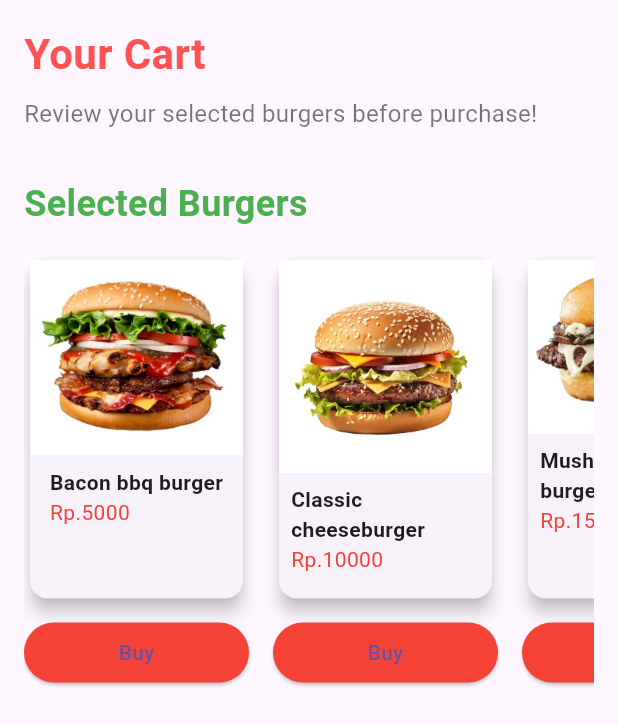
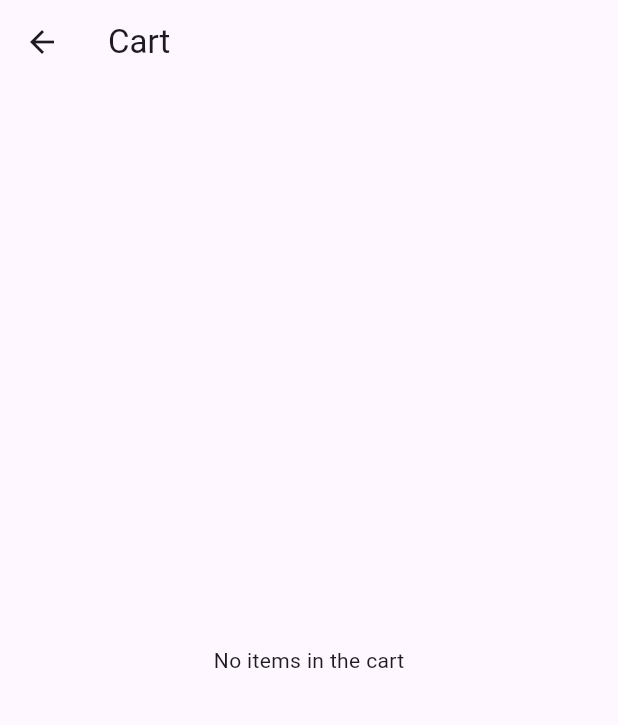
Before and after one commit to Choiranam/getx_apps, a Flutter app: the Cart screen opened directly, on a phone screen of 412 x 824 dp. Shown: the top 725 px of the screen. Run offline on Flutter 3.47's test engine with Material 3 defaults, Android fonts, the phone set to English and light mode, and no system bars; our stand-ins replace get, shared_preferences, sqflite; accounts and stored records are empty.

Commit message:
database helper

```diff
--- /dev/null
+++ b/lib/database_helper.dart
@@ -0,0 +1,49 @@
+import 'package:sqflite/sqflite.dart';
+import 'package:path/path.dart';
+
+class DatabaseHelper {
+  static final DatabaseHelper _instance = DatabaseHelper._internal();
+  factory DatabaseHelper() => _instance;
+
+  DatabaseHelper._internal();
+
+  static Database? _database;
+
+  Future<Database?> get database async {
+    if (_database != null) return _database;
+    _database = await _initDatabase();
+    return _database;
+  }
+
+  Future<Database> _initDatabase() async {
+    String path = join(await getDatabasesPath(), 'cart_items.db');
+    return openDatabase(
+      path,
+      onCreate: (db, version) async {
+        await db.execute('''
+          CREATE TABLE cart(
+            id INTEGER PRIMARY KEY AUTOINCREMENT,
+            title TEXT,
+            price REAL
+          )
+        ''');
+      },
+      version: 1,
+    );
+  }
+
+  Future<void> insertItem(Map<String, dynamic> item) async {
+    final db = await database;
+    await db!.insert('cart', item);
+  }
+
+  Future<List<Map<String, dynamic>>> getCartItems() async {
+    final db = await database;
+    return await db!.query('cart');
+  }
+
+  Future<void> deleteItem(int id) async {
+    final db = await database;
+    await db!.delete('cart', where: 'id = ?', whereArgs: [id]);
+  }
+}
--- a/lib/main.dart
+++ b/lib/main.dart
@@ -5,6 +5,7 @@ import 'package:getx_apps/pages/login_page.dart';
 import 'package:getx_apps/pages/home_page.dart';
 import 'package:getx_apps/controller/login_controller.dart';
 import 'package:getx_apps/controller/bottom_nav_controller.dart';
+import 'package:getx_apps/controller/cart_controller.dart';
 
 void main() async {
   WidgetsFlutterBinding.ensureInitialized();
@@ -15,6 +16,7 @@ void main() async {
 
   Get.put(LoginController());
   Get.put(BottomNavController());
+  Get.put(CartController()); // Tambahkan CartController
 
   runApp(MyApp(isLoggedIn: isLoggedIn));
 }
--- a/lib/pages/menus/cart.dart
+++ b/lib/pages/menus/cart.dart
@@ -1,99 +1,89 @@
 import 'package:flutter/material.dart';
-import 'package:getx_apps/components/reusable_card.dart';
+import 'package:get/get.dart';
+import 'package:getx_apps/database_helper.dart';
 
-extension StringCapitalization on String {
-  String capitalize() {
-    if (this.isEmpty) return this;
-    return '${this[0].toUpperCase()}${this.substring(1)}';
-  }
+class Cart extends StatefulWidget {
+  @override
+  _CartState createState() => _CartState();
 }
 
-class Cart extends StatelessWidget {
+class _CartState extends State<Cart> {
+  List<Map<String, dynamic>> cartItems = [];
+
+  @override
+  void initState() {
+    super.initState();
+    _loadCartItems();
+  }
+
+  Future<void> _loadCartItems() async {
+    DatabaseHelper dbHelper = DatabaseHelper();
+    cartItems = await dbHelper.getCartItems();
+    setState(() {});
+  }
+
+  Future<void> _deleteItem(int id) async {
+    DatabaseHelper dbHelper = DatabaseHelper();
+    await dbHelper.deleteItem(id);
+    _loadCartItems(); // Refresh the cart items
+  }
+
+  void _showDeleteDialog(int id, String title) {
+    Get.defaultDialog(
+      title: "Confirmation",
+      middleText: "Are you sure you want to delete $title?",
+      textConfirm: "OK",
+      textCancel: "Cancel",
+      onConfirm: () {
+        _deleteItem(id); // Delete the item and refresh the cart
+        Get.back(); // Close the dialog
+      },
+      onCancel: () {
+        Get.back(); // Just close the dialog without doing anything
+      },
+    );
+  }
+
   @override
   Widget build(BuildContext context) {
-    return Padding(
-      padding: const EdgeInsets.all(16.0),
-      child: SingleChildScrollView(
-        child: Column(
-          crossAxisAlignment: CrossAxisAlignment.start,
-          children: [
-            Text(
-              'Your Cart',
-              style: TextStyle(
-                fontSize: 28,
-                fontWeight: FontWeight.bold,
-                color: Colors.redAccent,
-              ),
+    return Scaffold(
+      appBar: AppBar(
+        title: Text("Cart"),
+      ),
+      body: cartItems.isEmpty
+          ? Center(child: Text("No items in the cart"))
+          : ListView.builder(
+              itemCount: cartItems.length,
+              itemBuilder: (context, index) {
+                final item = cartItems[index];
+                return Card(
+                  margin: EdgeInsets.all(10),
+                  elevation: 5,
+                  child: ListTile(
+                    contentPadding: EdgeInsets.all(10),
+                    leading: Container(
+                      width: 50,
+                      height: 50,
+                      decoration: BoxDecoration(
+                        borderRadius: BorderRadius.circular(8),
+                        image: DecorationImage(
+                          image: AssetImage('assets/images/${item['title'].toLowerCase().replaceAll(" ", "_")}.jpeg'), // Ganti dengan nama file gambar yang sesuai
+                          fit: BoxFit.cover,
+                        ),
+                      ),
+                    ),
+                    title: Text(item['title'], style: TextStyle(fontWeight: FontWeight.bold)),
+                    subtitle: Text('\$${item['price']}', style: TextStyle(color: Colors.grey[600])),
+                    trailing: IconButton(
+                      icon: Icon(Icons.delete, color: Colors.red),
+                      onPressed: () {
+                        _showDeleteDialog(item['id'], item['title']);
+                      },
+                    ),
+                  ),
+                );
+              },
             ),
-            SizedBox(height: 8),
-            Text(
-              'Review your selected burgers before purchase!',
-              style: TextStyle(fontSize: 16, color: Colors.black54),
-            ),
-            SizedBox(height: 32),
-
-            // Bagian untuk menampilkan kartu burger
-            Text(
-              'Selected Burgers',
-              style: TextStyle(
-                fontSize: 24,
-                fontWeight: FontWeight.bold,
-                color: Colors.green,
-              ),
-            ),
-            SizedBox(height: 16),
-            Container(
-              height: 290,
-              child: SingleChildScrollView(
-                scrollDirection: Axis.horizontal,
-                child: Row(
-                  children: List.generate(8, (index) {
-                    List<String> burgerNames = [
-                      'bacon_bbq_burger',
-                      'classic_cheeseburger',
-                      'mushroom_swiss_burger',
-                      'jalapeno_burger',
-                      'veggie_burger',
-                      'double_decker_burger',
-                      'fish_burger',
-                      'breakfast_burger'
-                    ];
-
-                    return Container(
-                      width: 150, // Lebar kartu
-                      margin: EdgeInsets.only(right: 16), // Jarak antar kartu
-                      child: Column(
-                        children: [
-                          Expanded(
-                            child: ReusableCard(
-                              imageAsset:
-                                  'assets/images/${burgerNames[index]}.jpeg',
-                              title: burgerNames[index]
-                                  .replaceAll('_', ' ')
-                                  .capitalize(),
-                              price: 'Rp.${(index + 1) * 5000}',
-                            ),
-                          ),
-                          SizedBox(height: 8),
-                          ElevatedButton(
-                            onPressed: () {
-                            },
-                            child: Text('Buy'),
-                            style: ElevatedButton.styleFrom(
-                              backgroundColor: Colors.red,
-                              minimumSize: Size.fromHeight(40),
-                            ),
-                          ),
-                        ],
-                      ),
-                    );
-                  }),
-                ),
-              ),
-            ),
-          ],
-        ),
-      ),
     );
   }
 }
--- a/lib/pages/menus/custom_bottom_navigation_bar.dart
+++ b/lib/pages/menus/custom_bottom_navigation_bar.dart
@@ -13,11 +13,12 @@ class CustomBottomNavigationBar extends StatelessWidget {
   Widget build(BuildContext context) {
     final List<IconData> iconList = [
       Icons.home,
+      Icons.task,
       Icons.shopping_cart,
       Icons.person,
     ];
 
-    final List<String> labels = ["Home", "Cart", "Profile"];
+    final List<String> labels = ["Home", "Order", "Cart", "Profile"];
 
     return Container(
       decoration: BoxDecoration(
--- a/lib/pages/menus/profile.dart
+++ b/lib/pages/menus/profile.dart
@@ -16,11 +16,6 @@ class Profile extends StatelessWidget {
     String password = '********';
 
     return Scaffold(
-      appBar: AppBar(
-        automaticallyImplyLeading: false,
-        backgroundColor: Colors.redAccent,
-        centerTitle: true,
-      ),
       body: SingleChildScrollView(
         child: Column(
           children: [
--- a/pubspec.yaml
+++ b/pubspec.yaml
@@ -38,6 +38,10 @@ dependencies:
   get: ^4.6.6
   get_storage: ^2.0.3
   shared_preferences: ^2.0.13
+  sqflite: ^2.0.0+4
+  path_provider: ^2.0.11
+  http: ^1.2.2
+  fluttertoast: ^8.0.9
 
 dev_dependencies:
   flutter_test:
```
Also changed, not shown: lib/controller/cart_controller.dart (added, +13 -0 lines), lib/pages/home_page.dart (+3 -8 lines), lib/pages/menus/home.dart (+11 -5 lines), lib/pages/menus/order.dart (added, +129 -0 lines), pubspec.lock, 1 other file.
